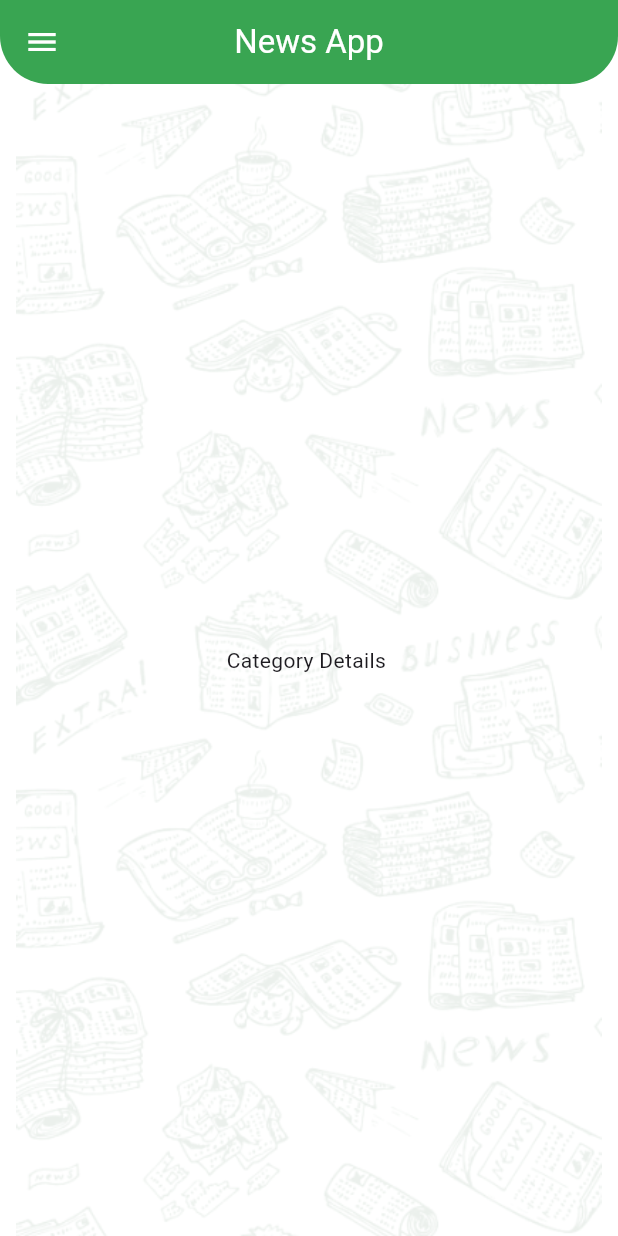
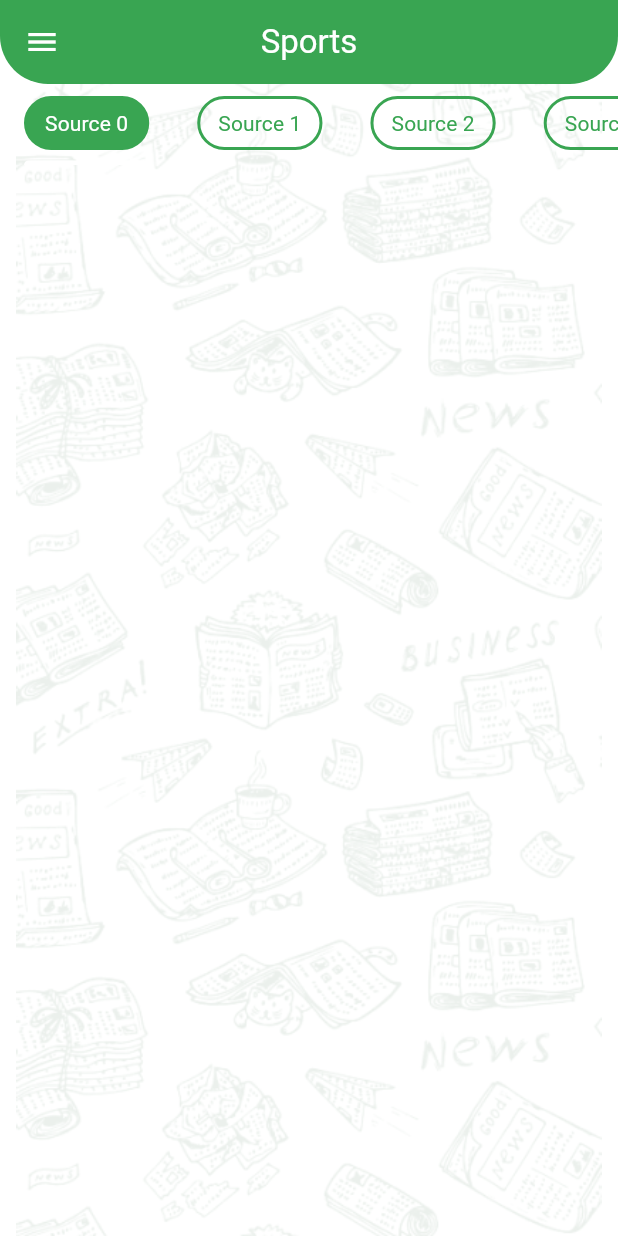
Before and after one commit to farah569/news, a Flutter app: the screen it shows after launch, after a tap on "Sports", on a phone screen of 412 x 824 dp. Run offline on Flutter 3.47's test engine with Material 3 defaults, Android fonts, the phone set to English and light mode, and no system bars.

Commit message:
Finish tabs UI

```diff
--- a/lib/app_theme.dart
+++ b/lib/app_theme.dart
@@ -28,8 +28,12 @@ class AppTheme {
         fontSize: 22,
         fontWeight: FontWeight.bold,
         color: white,
-      )
-
+      ),
+      titleSmall: TextStyle(
+        fontSize: 14,
+        fontWeight: FontWeight.w400,
+        color: black,
+      ),
     ),
   );
 }
--- a/lib/categories/category_details.dart
+++ b/lib/categories/category_details.dart
@@ -1,16 +1,27 @@
 import 'package:flutter/material.dart';
+import 'package:news/models/source.dart';
+import 'package:news/tabs/sources_tabs.dart';
 
-class CategoryDetails extends StatelessWidget {
+class CategoryDetails extends StatefulWidget {
   CategoryDetails(this.categoryId);
 
   String categoryId;
 
   @override
+  State<CategoryDetails> createState() => _CategoryDetailsState();
+}
+
+class _CategoryDetailsState extends State<CategoryDetails> {
+  List<Source> sources=List.generate(
+    10,
+    (index)=>Source(
+      id: '$index',
+      name:'Source $index',
+    ),
+  );
+
+  @override
   Widget build(BuildContext context) {
-    return Center(
-      child: Text(
-        'Category Details ',
-      ),
-    );
+    return SourcesTabs(sources);
   }
 }
--- a/lib/home_screen.dart
+++ b/lib/home_screen.dart
@@ -27,7 +27,13 @@ class _HomeScreenState extends State<HomeScreen> {
       ),
       child: Scaffold(
         appBar: AppBar(
-          title: Text('News App'),
+          title: Text(
+            selectedCategory!=null
+            ?selectedCategory!.name
+            :SelectedDrawerItem == DrawerItem.categories
+            ?'News App'
+            :'Settings',
+            ),
         ),
         drawer: HomeDrawer(
           onItemSelected: onDrawerItemSelected,
--- /dev/null
+++ b/lib/models/source.dart
@@ -0,0 +1,6 @@
+class Source {
+  String id;
+  String name;
+
+  Source({required this.id , required this.name});
+}
--- /dev/null
+++ b/lib/tabs/sources_tabs.dart
@@ -0,0 +1,49 @@
+import 'package:flutter/material.dart';
+import 'package:news/models/source.dart';
+import 'package:news/tabs/tab_item.dart';
+
+class SourcesTabs extends StatefulWidget {
+  SourcesTabs(this.sources);
+
+  List<Source> sources;
+
+  @override
+  State<SourcesTabs> createState() => _SourcesTabsState();
+}
+
+class _SourcesTabsState extends State<SourcesTabs> {
+  int selectedTabIndex=0;
+  @override
+  Widget build(BuildContext context) {
+    return Column(
+      children: [
+        DefaultTabController(
+          length: widget.sources.length,
+          child: TabBar(
+            onTap:(index){
+              selectedTabIndex=index;
+              setState(() {
+
+              });
+
+            },
+            isScrollable: true,
+            dividerColor: Colors.transparent,
+            indicatorColor: Colors.transparent,
+            tabAlignment: TabAlignment.start,
+            tabs:widget.sources
+          .map(
+            (source)=>TabItem(
+              sourceName: source.name,
+              isSelected:
+              widget.sources.indexOf(source)==selectedTabIndex,
+              ),
+          )
+          .toList(),
+
+           ),
+        )
+      ],
+    );
+  }
+}
--- /dev/null
+++ b/lib/tabs/tab_item.dart
@@ -0,0 +1,32 @@
+import 'package:flutter/material.dart';
+import 'package:news/app_theme.dart';
+
+class TabItem extends StatelessWidget {
+  TabItem({
+    required this.sourceName,
+    required this.isSelected,
+  });
+
+  String sourceName;
+  bool isSelected;
+  @override
+  Widget build(BuildContext context) {
+    return Container(
+      margin: EdgeInsets.symmetric(vertical: 8),
+      padding: EdgeInsets.symmetric(vertical: 6 , horizontal: 12),
+      decoration: BoxDecoration(
+        color: isSelected? AppTheme.primary: Colors.transparent,
+        border: Border.all(
+          width: 2,
+          color: AppTheme.primary,
+        ),
+        borderRadius: BorderRadius.circular(25),
+      ),
+      child: Text(sourceName,
+      style: Theme.of(context).textTheme.titleSmall?.copyWith(
+        color: isSelected? AppTheme.white: AppTheme.primary,
+      ),
+      ),
+    );
+  }
+}
```
